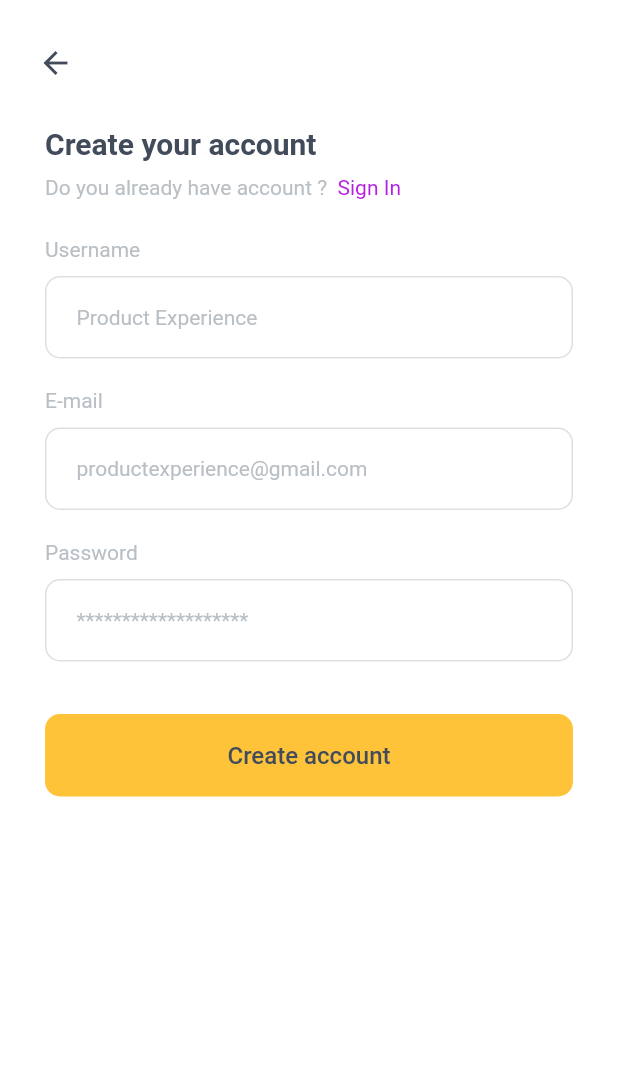
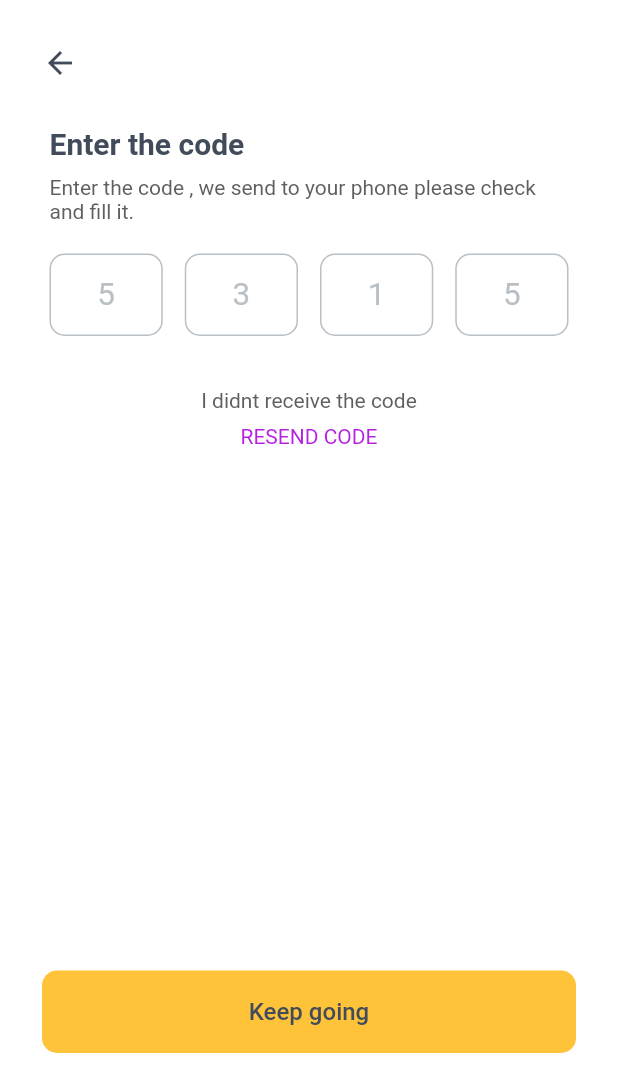
Before and after one commit to Syahro/e_commerce, a Flutter app: the SignupPage screen opened directly, after a tap on "Create account", on a phone screen of 412 x 824 dp. Shown: the top 1092 px of the screen. Run offline on Flutter 3.47's test engine with Material 2 defaults, Android fonts, the phone set to English and light mode, and no system bars; our stand-ins replace google_fonts.

Commit message:
done modified otpPage and add some assets or support

```diff
--- a/lib/pages/login_page.dart
+++ b/lib/pages/login_page.dart
@@ -1,3 +1,4 @@
+import 'package:e_commerce/pages/signup_page.dart';
 import 'package:e_commerce/theme.dart';
 import 'package:e_commerce/widget/header.dart';
 import 'package:e_commerce/widget/text_field_and_label.dart';
@@ -115,7 +116,16 @@ class LoginPage extends StatelessWidget {
                             2) -
                         7.5,
                     child: FlatButton(
-                      onPressed: () {},
+                      onPressed: () {
+                        Navigator.push(
+                          context,
+                          MaterialPageRoute(
+                            builder: (context) {
+                              return SignupPage();
+                            },
+                          ),
+                        );
+                      },
                       color: orangeColor,
                       shape: RoundedRectangleBorder(
                         borderRadius: BorderRadius.circular(10),
@@ -154,7 +164,16 @@ class LoginPage extends StatelessWidget {
                             2) -
                         7.5,
                     child: FlatButton(
-                      onPressed: () {},
+                      onPressed: () {
+                        Navigator.push(
+                          context,
+                          MaterialPageRoute(
+                            builder: (context) {
+                              return SignupPage();
+                            },
+                          ),
+                        );
+                      },
                       color: darkBlueColor,
                       shape: RoundedRectangleBorder(
                         borderRadius: BorderRadius.circular(10),
--- /dev/null
+++ b/lib/pages/otp_page.dart
@@ -0,0 +1,100 @@
+import 'package:e_commerce/theme.dart';
+import 'package:e_commerce/widget/header.dart';
+import 'package:e_commerce/widget/otp_info.dart';
+import 'package:flutter/material.dart';
+
+class OtpPage extends StatelessWidget {
+  @override
+  Widget build(BuildContext context) {
+    return Scaffold(
+      backgroundColor: whiteColor,
+      body: SafeArea(
+        child: Padding(
+          padding: EdgeInsets.symmetric(horizontal: defaultMargin + 3),
+          child: Column(
+            crossAxisAlignment: CrossAxisAlignment.start,
+            children: [
+              SizedBox(
+                height: 30,
+              ),
+              Header('Enter the code'),
+              SizedBox(
+                height: 10,
+              ),
+              Padding(
+                padding: EdgeInsets.symmetric(horizontal: 5),
+                child: Column(
+                  children: [
+                    Text(
+                      'Enter the code , we send to your phone please check and fill it.',
+                      style: regularTextStyle.copyWith(
+                        fontSize: 14,
+                        color: darkGreyColor,
+                      ),
+                    ),
+                    SizedBox(
+                      height: 20,
+                    ),
+                    Row(
+                      mainAxisAlignment: MainAxisAlignment.spaceBetween,
+                      children: [
+                        OtpInfo(5),
+                        OtpInfo(3),
+                        OtpInfo(1),
+                        OtpInfo(5),
+                      ],
+                    ),
+                    SizedBox(
+                      height: 35,
+                    ),
+                    Text(
+                      'I didnt receive the code',
+                      style: regularTextStyle.copyWith(
+                        fontSize: 14,
+                        color: darkGreyColor,
+                      ),
+                      textAlign: TextAlign.center,
+                    ),
+                    SizedBox(
+                      height: 8,
+                    ),
+                    Text(
+                      'RESEND CODE',
+                      style: regularTextStyle.copyWith(
+                        fontSize: 14,
+                        color: purpleColor,
+                      ),
+                      textAlign: TextAlign.center,
+                    ),
+                  ],
+                ),
+              ),
+              Spacer(),
+              Container(
+                height: 55,
+                width: MediaQuery.of(context).size.width - (2 * defaultMargin),
+                child: FlatButton(
+                  onPressed: () {},
+                  child: Text(
+                    'Keep going',
+                    style: mediumTextStyle.copyWith(
+                      fontSize: 16,
+                      color: blackColor,
+                    ),
+                  ),
+                  color: yellowColor,
+                  shape: RoundedRectangleBorder(
+                    borderRadius: BorderRadius.circular(10),
+                  ),
+                ),
+              ),
+              SizedBox(
+                height: 122,
+              ),
+            ],
+          ),
+        ),
+      ),
+    );
+  }
+}
--- a/lib/pages/signup_page.dart
+++ b/lib/pages/signup_page.dart
@@ -1,3 +1,4 @@
+import 'package:e_commerce/pages/otp_page.dart';
 import 'package:e_commerce/theme.dart';
 import 'package:e_commerce/widget/header.dart';
 import 'package:e_commerce/widget/text_field_and_label.dart';
@@ -74,7 +75,16 @@ class SignupPage extends StatelessWidget {
                       height: 55,
                       width: double.infinity,
                       child: FlatButton(
-                        onPressed: () {},
+                        onPressed: () {
+                          Navigator.push(
+                            context,
+                            MaterialPageRoute(
+                              builder: (context) {
+                                return OtpPage();
+                              },
+                            ),
+                          );
+                        },
                         color: yellowColor,
                         shape: RoundedRectangleBorder(
                           borderRadius: BorderRadius.circular(10),
--- a/lib/widget/header.dart
+++ b/lib/widget/header.dart
@@ -27,6 +27,7 @@ class Header extends StatelessWidget {
             title,
             style: semiBoldTextStyle.copyWith(
               fontSize: 20,
+              fontWeight: FontWeight.w700,
               color: blackColor,
             ),
           ),
--- /dev/null
+++ b/lib/widget/otp_info.dart
@@ -0,0 +1,34 @@
+import 'package:flutter/material.dart';
+
+import '../theme.dart';
+
+class OtpInfo extends StatelessWidget {
+  final int code;
+
+  OtpInfo(
+    this.code,
+  );
+  @override
+  Widget build(BuildContext context) {
+    return Container(
+      height: 55,
+      width:
+          ((MediaQuery.of(context).size.width - (2 * defaultMargin)) / 4) - 15,
+      decoration: BoxDecoration(
+        borderRadius: BorderRadius.circular(10),
+        border: Border.all(
+          color: greyColor,
+        ),
+      ),
+      child: Center(
+        child: Text(
+          '$code',
+          style: regularTextStyle.copyWith(
+            fontSize: 21,
+            color: greyColor,
+          ),
+        ),
+      ),
+    );
+  }
+}
```
